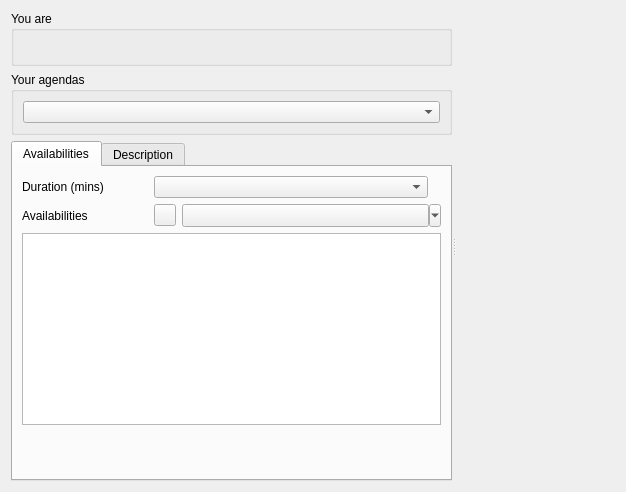
Qt form plugins/agendaplugin/usercalendarviewer.ui (FreeHealth/freehealth) before a commit.
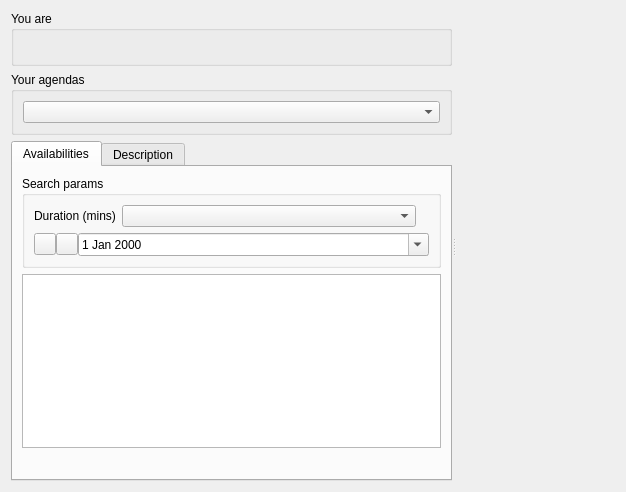
The same form after that commit. Custom widgets are drawn as their Qt base class.

Patch:
```diff
--- a/plugins/agendaplugin/usercalendarviewer.ui
+++ b/plugins/agendaplugin/usercalendarviewer.ui
@@ -68,44 +68,7 @@
            <string>Availabilities</string>
           </attribute>
           <layout class="QGridLayout" name="gridLayout_6">
-           <item row="0" column="0">
-            <widget class="QLabel" name="label_2">
-             <property name="sizePolicy">
-              <sizepolicy hsizetype="Preferred" vsizetype="Preferred">
-               <horstretch>0</horstretch>
-               <verstretch>0</verstretch>
-              </sizepolicy>
-             </property>
-             <property name="text">
-              <string>Duration (mins)</string>
-             </property>
-            </widget>
-           </item>
-           <item row="0" column="1" colspan="3">
-            <layout class="QHBoxLayout" name="horizontalLayout">
-             <item>
-              <widget class="QComboBox" name="availDurationCombo">
-               <property name="sizePolicy">
-                <sizepolicy hsizetype="Expanding" vsizetype="Fixed">
-                 <horstretch>0</horstretch>
-                 <verstretch>0</verstretch>
-                </sizepolicy>
-               </property>
-              </widget>
-             </item>
-             <item>
-              <widget class="QLabel" name="durationLabel"/>
-             </item>
-            </layout>
-           </item>
-           <item row="1" column="0">
-            <widget class="QLabel" name="label_3">
-             <property name="text">
-              <string>Availabilities</string>
-             </property>
-            </widget>
-           </item>
-           <item row="2" column="0" colspan="4">
+           <item row="3" column="0" colspan="4">
             <widget class="QTreeView" name="availabilitiesView">
              <property name="editTriggers">
               <set>QAbstractItemView::NoEditTriggers</set>
@@ -115,7 +78,7 @@
              </attribute>
             </widget>
            </item>
-           <item row="3" column="0">
+           <item row="4" column="0">
             <spacer name="verticalSpacer">
              <property name="orientation">
               <enum>Qt::Vertical</enum>
@@ -128,28 +91,45 @@
              </property>
             </spacer>
            </item>
-           <item row="1" column="2" colspan="2">
-            <layout class="QHBoxLayout" name="horizontalLayout_2">
+           <item row="0" column="0" colspan="4">
+            <widget class="QGroupBox" name="groupBox_3">
+             <property name="title">
+              <string>Search params</string>
+             </property>
+             <layout class="QGridLayout" name="gridLayout_5">
+              <item row="0" column="0">
+               <widget class="QLabel" name="label_2">
+                <property name="sizePolicy">
+                 <sizepolicy hsizetype="Preferred" vsizetype="Preferred">
+                  <horstretch>0</horstretch>
+                  <verstretch>0</verstretch>
+                 </sizepolicy>
+                </property>
+                <property name="text">
+                 <string>Duration (mins)</string>
+                </property>
+               </widget>
+              </item>
+              <item row="0" column="1">
+               <widget class="QComboBox" name="availDurationCombo">
+                <property name="sizePolicy">
+                 <sizepolicy hsizetype="Expanding" vsizetype="Fixed">
+                  <horstretch>0</horstretch>
+                  <verstretch>0</verstretch>
+                 </sizepolicy>
+                </property>
+               </widget>
+              </item>
+              <item row="0" column="2">
+               <widget class="QLabel" name="durationLabel"/>
+              </item>
+              <item row="1" column="0" colspan="3">
+               <layout class="QHBoxLayout" name="horizontalLayout_3">
              <property name="spacing">
               <number>0</number>
              </property>
              <item>
-              <widget class="QToolButton" name="availButton">
-               <property name="sizePolicy">
-                <sizepolicy hsizetype="Expanding" vsizetype="Fixed">
-                 <horstretch>0</horstretch>
-                 <verstretch>0</verstretch>
-                </sizepolicy>
-               </property>
-               <property name="popupMode">
-                <enum>QToolButton::MenuButtonPopup</enum>
-               </property>
-              </widget>
-             </item>
-            </layout>
-           </item>
-           <item row="1" column="1">
-            <widget class="QPushButton" name="refreshAvailabilities">
+                 <widget class="QToolButton" name="refreshAvailabilities">
              <property name="minimumSize">
               <size>
                <width>22</width>
@@ -165,6 +145,43 @@
              <property name="text">
               <string/>
              </property>
+                 </widget>
+                </item>
+                <item>
+                 <widget class="QToolButton" name="startDateSelector">
+                  <property name="minimumSize">
+                   <size>
+                    <width>22</width>
+                    <height>22</height>
+                   </size>
+                  </property>
+                  <property name="maximumSize">
+                   <size>
+                    <width>22</width>
+                    <height>22</height>
+                   </size>
+                  </property>
+                  <property name="popupMode">
+                   <enum>QToolButton::InstantPopup</enum>
+                  </property>
+                 </widget>
+                </item>
+                <item>
+                 <widget class="QDateEdit" name="startDate">
+                  <property name="sizePolicy">
+                   <sizepolicy hsizetype="Minimum" vsizetype="Minimum">
+                    <horstretch>0</horstretch>
+                    <verstretch>0</verstretch>
+                   </sizepolicy>
+                  </property>
+                  <property name="calendarPopup">
+                   <bool>true</bool>
+                  </property>
+                 </widget>
+                </item>
+               </layout>
+              </item>
+             </layout>
             </widget>
            </item>
           </layout>
```
Lines whose indentation alone changed are shown as unchanged.
